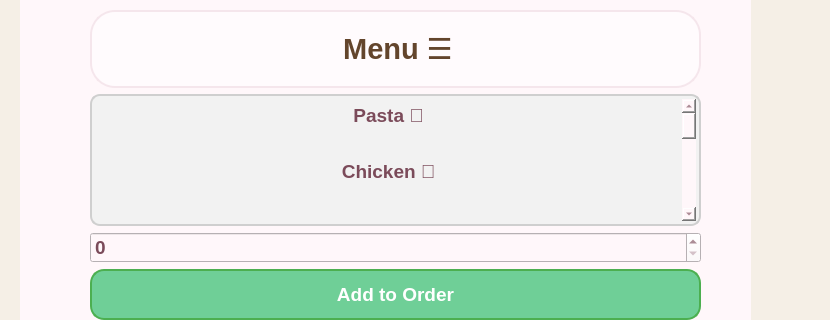
This is mainwindow.ui in zeinaswiedan/Restaurant-Ordering-System as Qt 5 draws it before an edit; both pictures show x 0 to 830 and y 0 to 320 of the 830 by 792 pixel window. The edited form follows.
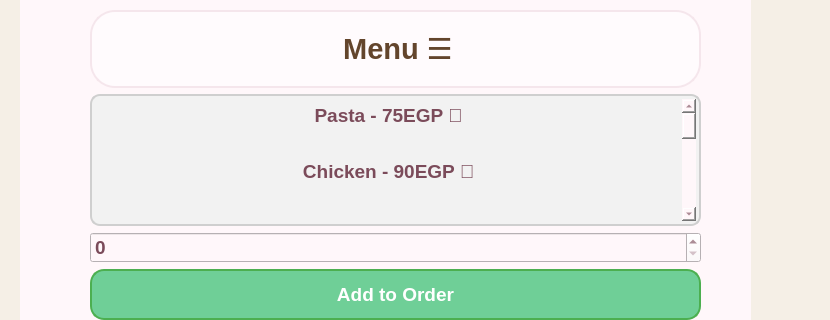
This is the edited form. The open tabs and pages were chosen to show the change.

Commit message: Add prices to UI food items

Patch:
```diff
--- a/mainwindow.ui
+++ b/mainwindow.ui
@@ -271,7 +271,7 @@
          </property>
          <item>
           <property name="text">
-           <string>Pasta 🍝
+           <string>Pasta - 75EGP 🍝
 </string>
           </property>
           <property name="font">
@@ -285,7 +285,7 @@
          </item>
          <item>
           <property name="text">
-           <string>Chicken 🍗
+           <string>Chicken - 90EGP 🍗
 </string>
           </property>
           <property name="font">
@@ -299,7 +299,7 @@
          </item>
          <item>
           <property name="text">
-           <string>Fish 🐟
+           <string>Fish - 85EGP 🐟
 </string>
           </property>
           <property name="font">
@@ -313,7 +313,7 @@
          </item>
          <item>
           <property name="text">
-           <string>Meat 🥩
+           <string>Meat - 160EGP 🥩
 </string>
           </property>
           <property name="font">
@@ -327,7 +327,7 @@
          </item>
          <item>
           <property name="text">
-           <string>Shawerma 🌯
+           <string>Shawerma - 115EGP 🌯
 </string>
           </property>
           <property name="font">
@@ -341,7 +341,7 @@
          </item>
          <item>
           <property name="text">
-           <string>Fries 🍟
+           <string>Fries - 50EGP 🍟
 </string>
           </property>
           <property name="font">
@@ -355,7 +355,7 @@
          </item>
          <item>
           <property name="text">
-           <string>Salad 🥗
+           <string>Salad - 80EGP 🥗
 </string>
           </property>
           <property name="font">
@@ -369,7 +369,7 @@
          </item>
          <item>
           <property name="text">
-           <string>Soda 🥤</string>
+           <string>Soda - 25EGP 🥤</string>
           </property>
           <property name="font">
            <font>
@@ -387,7 +387,7 @@
          </item>
          <item>
           <property name="text">
-           <string>Burger 🍔
+           <string>Burger - 130EGP 🍔
 </string>
           </property>
           <property name="font">
@@ -401,7 +401,7 @@
          </item>
          <item>
           <property name="text">
-           <string>Pizza 🍕
+           <string>Pizza - 120EGP 🍕
 </string>
           </property>
           <property name="font">
@@ -415,7 +415,7 @@
          </item>
          <item>
           <property name="text">
-           <string>Noodles 🍜
+           <string>Noodles - 80EGP 🍜
 </string>
           </property>
           <property name="font">
@@ -429,7 +429,7 @@
          </item>
          <item>
           <property name="text">
-           <string>Cake 🍰
+           <string>Cake - 130EGP 🍰
 </string>
           </property>
           <property name="font">
```
Left out of the diff: 10 changed lines with no effect on the pictures.
